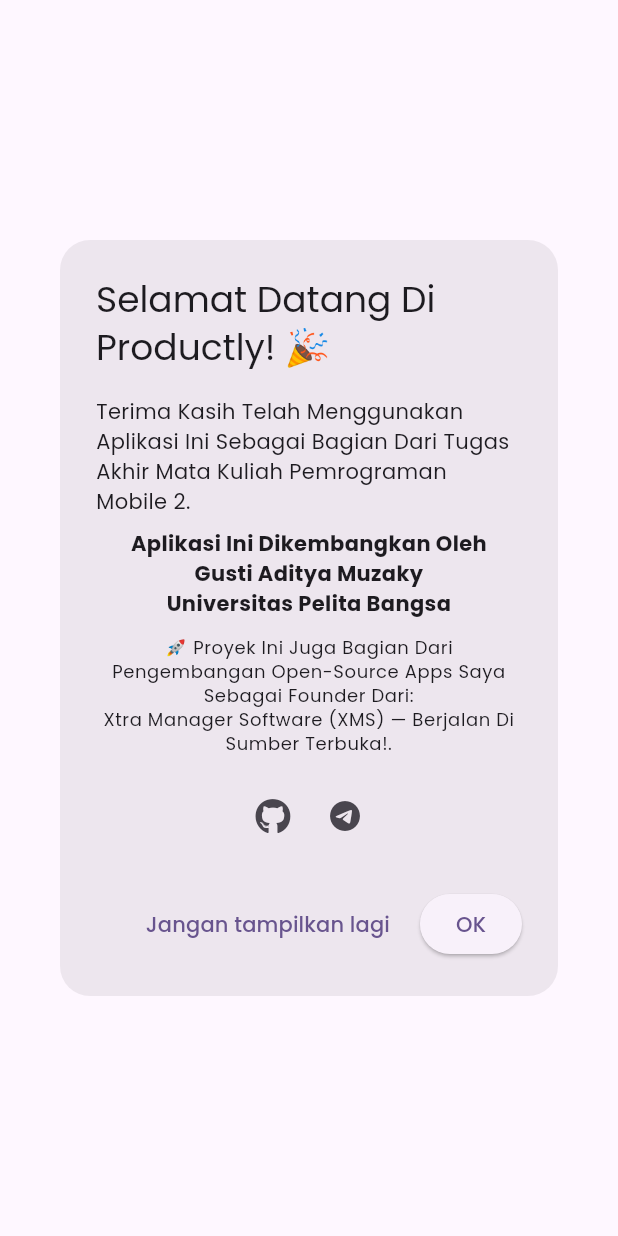
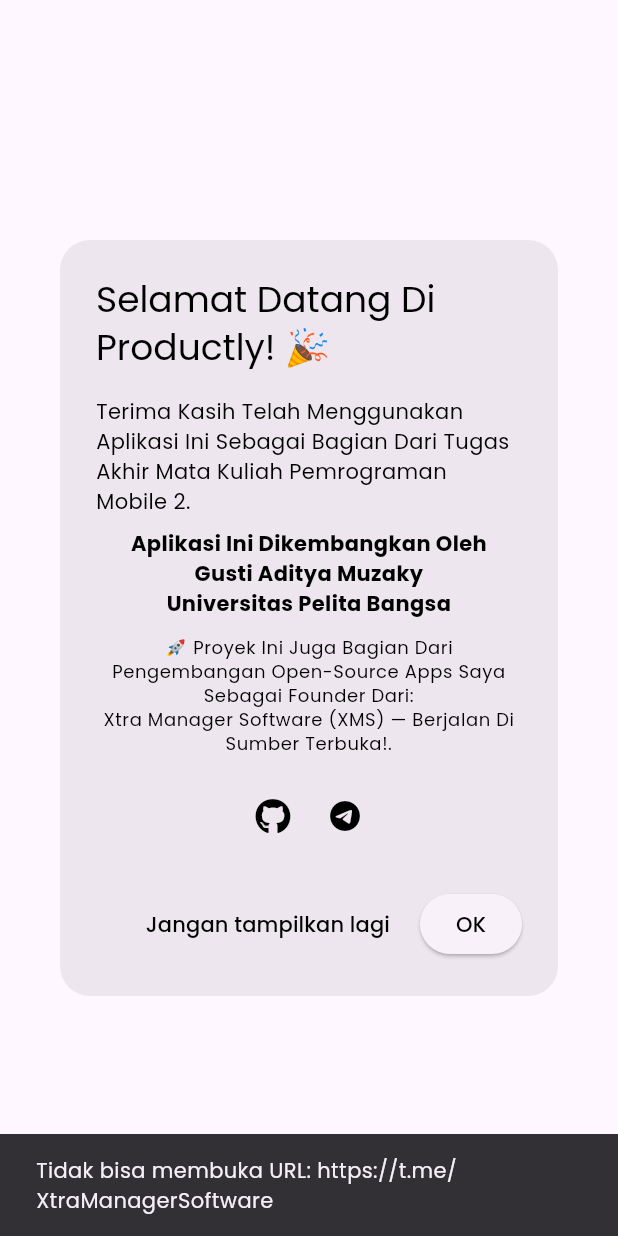
Before and after one commit to Gustyx-Power/Productly, a Flutter app: the WelcomeDialog widget shown alone on an empty page, opened directly, after a tap on the "telegram" icon, on a phone screen of 412 x 824 dp. Run offline on Flutter 3.47's test engine with Material 3 defaults, Android fonts, the phone set to English and light mode, and no system bars; our stand-ins replace audioplayers, font_awesome_flutter, google_fonts, hive, hive_flutter, lottie and 2 more; accounts and stored records are empty; generated files the repository leaves out were written again; network calls fail.

Commit message:
Refactor: Enhance WelcomeDialog URL launching and theme adaptability
This commit refactors the `WelcomeDialog` widget with the following improvements:

- **URL Launching:** The `_launchURL` method has been simplified. It now directly attempts to launch the URL and shows a `SnackBar` if it fails, instead of checking `canLaunchUrl` separately.
- **Theme Adaptability:**
    - Text color now adapts to the current theme dark(still bug)/light for better readability. `textColor` is defined based on `theme.brightness`.
    - Icon colors for GitHub and Telegram links are now set to `textColor`.
    - The "Jangan tampilkan lagi" button's text color now uses `textColor`.
    - The "OK" button's text color is explicitly set to black for light themes and white for dark themes.
- **Minor Text Change:** A subtle change in the introductory text was made (capitalization of "Di").

Signed-off-by: gustyxpower <gustiadityamuzaky08@gmail.com>

```diff
--- a/lib/widgets/welcome_dialog.dart
+++ b/lib/widgets/welcome_dialog.dart
@@ -37,49 +37,51 @@
     await box.put('showWelcome', false);
   }
 
+  // Fungsi untuk membuka URL di browser eksternal
   void _launchURL(String url) async {
-    final uri = Uri.parse(url);
-    try {
-      final canLaunchExternal = await canLaunchUrl(uri);
-      if (canLaunchExternal) {
-        await launchUrl(
-          uri,
-          mode: LaunchMode.externalApplication,
-        );
-      } else {
-        debugPrint("Tidak bisa membuka URL: $url");
-      }
-    } catch (e) {
-      debugPrint("Error buka URL: $e");
+    if (!await launchUrl(
+      Uri.parse(url),
+      mode: LaunchMode.externalApplication,
+    )) {
+      // ignore: use_build_context_synchronously
+      ScaffoldMessenger.of(context).showSnackBar(
+          SnackBar(content: Text('Tidak bisa membuka URL: $url')));
     }
   }
 
   @override
   Widget build(BuildContext context) {
     final theme = Theme.of(context);
+    final textColor = theme.brightness == Brightness.dark ? Colors.white : Colors.black;
 
     return ScaleTransition(
       scale: _scaleAnim,
       child: AlertDialog(
         shape: RoundedRectangleBorder(borderRadius: BorderRadius.circular(20)),
-        title: const Text("Selamat Datang Di Productly! 🎉"),
+        title: Text(
+          "Selamat Datang Di Productly! 🎉",
+          style: TextStyle(color: textColor),
+        ),
         content: Column(
           mainAxisSize: MainAxisSize.min,
           children: [
             Text(
               "Terima Kasih Telah Menggunakan Aplikasi Ini Sebagai Bagian Dari Tugas Akhir Mata Kuliah Pemrograman Mobile 2.",
-              style: theme.textTheme.bodyMedium,
+              style: theme.textTheme.bodyMedium?.copyWith(color: textColor),
             ),
             const SizedBox(height: 8),
-            const Text(
+            Text(
               "Aplikasi Ini Dikembangkan Oleh\nGusti Aditya Muzaky\nUniversitas Pelita Bangsa",
               textAlign: TextAlign.center,
-              style: TextStyle(fontWeight: FontWeight.bold),
+              style: TextStyle(
+                fontWeight: FontWeight.bold,
+                color: textColor,
+              ),
             ),
             const SizedBox(height: 12),
             Text(
               "🚀 Proyek Ini Juga Bagian Dari Pengembangan Open-Source Apps Saya Sebagai Founder Dari:\nXtra Manager Software (XMS) — Berjalan Di Sumber Terbuka!.",
-              style: theme.textTheme.bodySmall,
+              style: theme.textTheme.bodySmall?.copyWith(color: textColor),
               textAlign: TextAlign.center,
             ),
             const SizedBox(height: 16),
@@ -88,11 +90,13 @@
               children: [
                 IconButton(
                   icon: const Icon(FontAwesomeIcons.github),
+                  color: textColor, // Warna ikon
                   tooltip: 'GitHub',
                   onPressed: () => _launchURL("https://github.com/Gustyx-Power"),
                 ),
                 IconButton(
                   icon: const Icon(Icons.telegram),
+                  color: textColor, // Warna ikon
                   tooltip: 'XMS Telegram',
                   onPressed: () => _launchURL("https://t.me/XtraManagerSoftware"),
                 ),
@@ -107,11 +111,17 @@
               if (!mounted) return;
               Navigator.pop(context);
             },
-            child: const Text("Jangan tampilkan lagi"),
+            child: Text(
+              "Jangan tampilkan lagi",
+              style: TextStyle(color: textColor),
+            ),
           ),
           ElevatedButton(
             onPressed: () => Navigator.pop(context),
-            child: const Text("OK"),
+            child: Text(
+              "OK",
+              style: TextStyle(color: theme.brightness == Brightness.light ? Colors.black : Colors.white), // Sesuaikan warna teks tombol OK
+            ),
           ),
         ],
       ),
```
